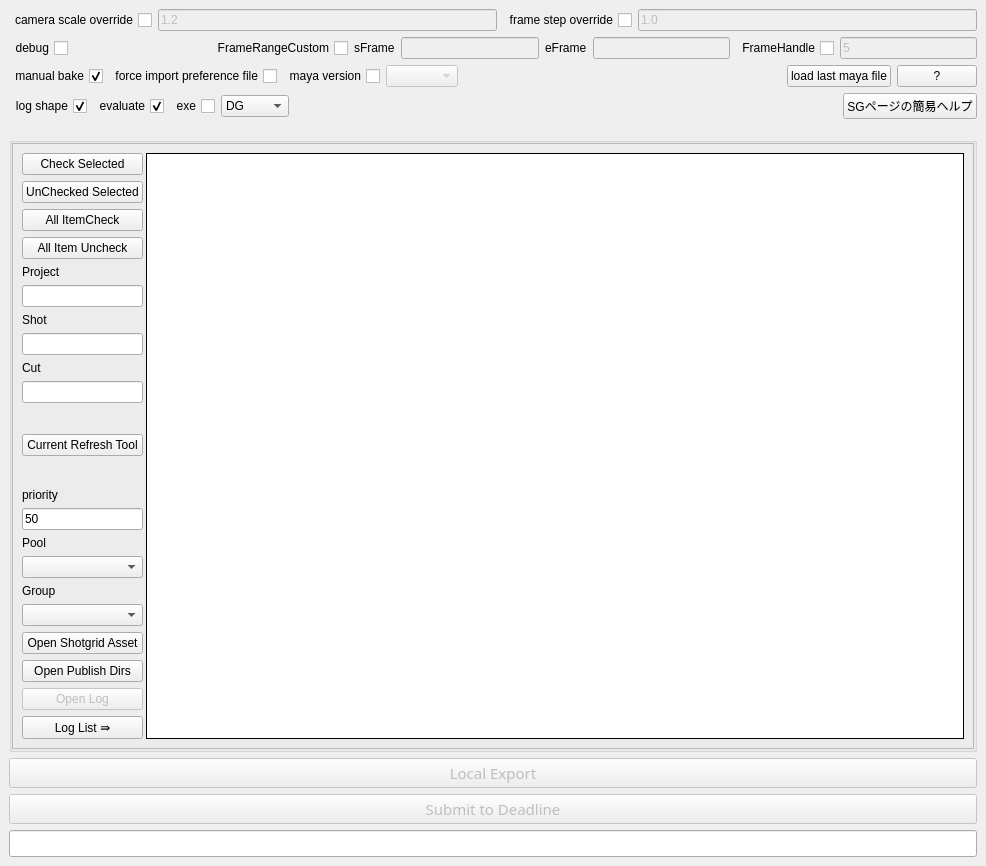
This is pycode/gui/exporter_gui.ui in yocineman/ND_AssetExporter as Qt 5 draws it before an edit. The edited form follows.
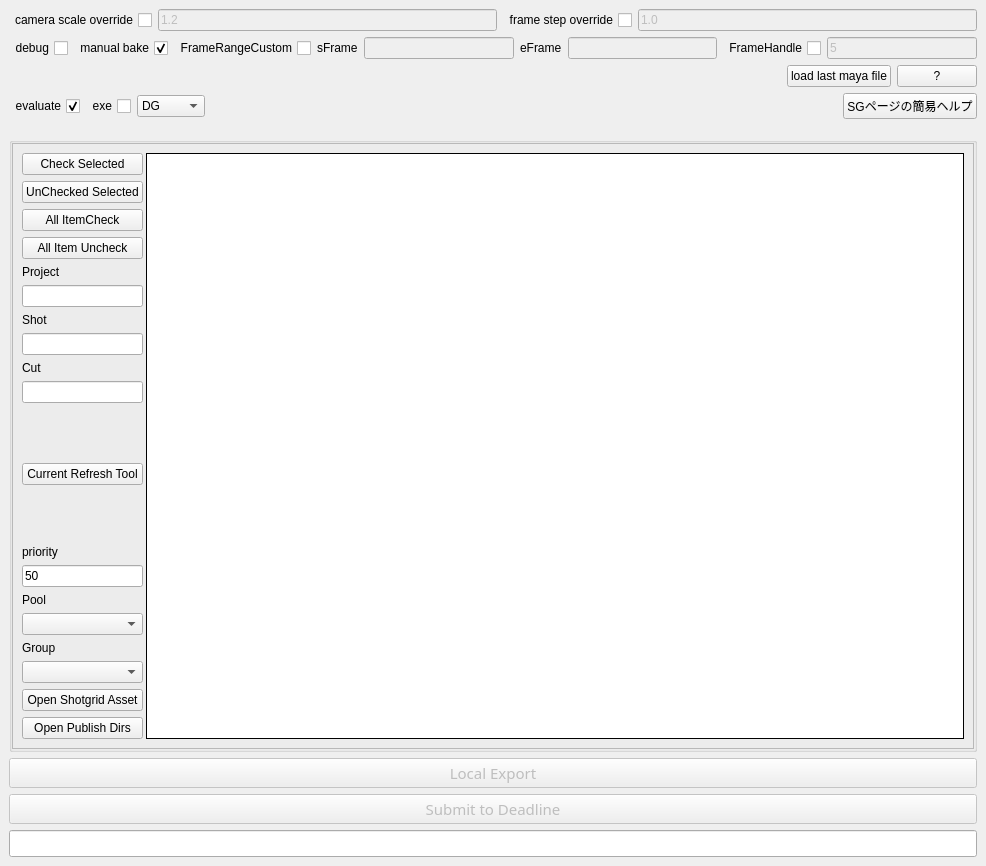
This is the edited form.

```diff
--- a/pycode/gui/exporter_gui.ui
+++ b/pycode/gui/exporter_gui.ui
@@ -177,17 +177,17 @@
        </widget>
       </item>
       <item>
-       <spacer name="horizontalSpacer_4">
-        <property name="orientation">
-         <enum>Qt::Horizontal</enum>
+       <widget class="QCheckBox" name="manual_bake_chk">
+        <property name="layoutDirection">
+         <enum>Qt::RightToLeft</enum>
         </property>
-        <property name="sizeHint" stdset="0">
-         <size>
-          <width>40</width>
-          <height>20</height>
-         </size>
+        <property name="text">
+         <string>manual bake</string>
         </property>
-       </spacer>
+        <property name="checked">
+         <bool>true</bool>
+        </property>
+       </widget>
       </item>
       <item>
        <widget class="QCheckBox" name="custom_frame_range_chk">
@@ -263,46 +263,6 @@
     </item>
     <item>
      <layout class="QHBoxLayout" name="horizontalLayout_7">
-      <item>
-       <widget class="QCheckBox" name="manual_bake_chk">
-        <property name="layoutDirection">
-         <enum>Qt::RightToLeft</enum>
-        </property>
-        <property name="text">
-         <string>manual bake</string>
-        </property>
-        <property name="checked">
-         <bool>true</bool>
-        </property>
-       </widget>
-      </item>
-      <item>
-       <widget class="QCheckBox" name="force_load_preference_chk">
-        <property name="layoutDirection">
-         <enum>Qt::RightToLeft</enum>
-        </property>
-        <property name="text">
-         <string>force import preference file</string>
-        </property>
-       </widget>
-      </item>
-      <item>
-       <widget class="QCheckBox" name="maya_version_chk">
-        <property name="layoutDirection">
-         <enum>Qt::RightToLeft</enum>
-        </property>
-        <property name="text">
-         <string>maya version</string>
-        </property>
-       </widget>
-      </item>
-      <item>
-       <widget class="QComboBox" name="maya_version_comboBox">
-        <property name="enabled">
-         <bool>false</bool>
-        </property>
-       </widget>
-      </item>
       <item>
        <spacer name="horizontalSpacer_3">
         <property name="orientation">
@@ -337,19 +297,6 @@
       <property name="bottomMargin">
        <number>12</number>
       </property>
-      <item>
-       <widget class="QCheckBox" name="log_shape_chk">
-        <property name="layoutDirection">
-         <enum>Qt::RightToLeft</enum>
-        </property>
-        <property name="text">
-         <string>log shape</string>
-        </property>
-        <property name="checked">
-         <bool>true</bool>
-        </property>
-       </widget>
-      </item>
       <item>
        <widget class="QCheckBox" name="evaluate_chk">
         <property name="layoutDirection">
@@ -677,23 +624,6 @@
                       </property>
                      </widget>
                     </item>
-                    <item>
-                     <widget class="QPushButton" name="open_log_button">
-                      <property name="enabled">
-                       <bool>false</bool>
-                      </property>
-                      <property name="text">
-                       <string>Open Log</string>
-                      </property>
-                     </widget>
-                    </item>
-                    <item>
-                     <widget class="QPushButton" name="log_list_btn">
-                      <property name="text">
-                       <string>Log List ⇛</string>
-                      </property>
-                     </widget>
-                    </item>
                    </layout>
                   </item>
                   <item>
```
